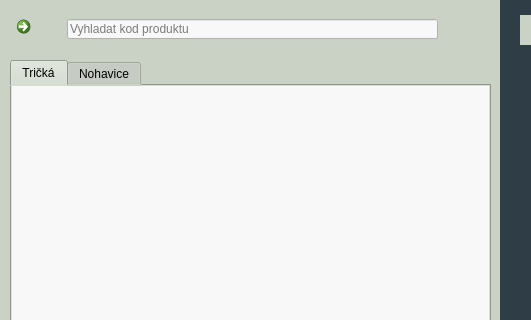
Before: the Qt Designer form source/code/main.ui in tomas-magat/camels-eshop-infosystem, drawn with Qt 5; both pictures show x 0 to 531 and y 0 to 320 of the 800 by 450 pixel window.
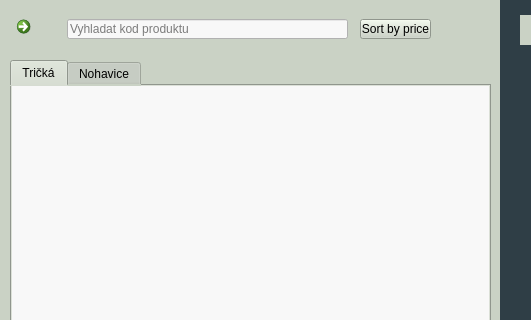
After: the same form once the commit is applied. The open tabs and pages were chosen to show the change. Icons and pictures are not drawn.

Commit message: add sort_by_price button to portal

```diff
--- a/source/code/main.ui
+++ b/source/code/main.ui
@@ -150,7 +150,7 @@
                <rect>
                 <x>12</x>
                 <y>10</y>
-                <width>371</width>
+                <width>281</width>
                 <height>20</height>
                </rect>
               </property>
@@ -194,6 +194,29 @@
                </size>
               </property>
              </widget>
+             <widget class="QPushButton" name="pushButton_4">
+              <property name="geometry">
+               <rect>
+                <x>305</x>
+                <y>10</y>
+                <width>71</width>
+                <height>20</height>
+               </rect>
+              </property>
+              <property name="text">
+               <string>Sort by price</string>
+              </property>
+              <property name="icon">
+               <iconset>
+                <normaloff>../../assets/icons/up_down_arrow.png</normaloff>../../assets/icons/up_down_arrow.png</iconset>
+              </property>
+              <property name="iconSize">
+               <size>
+                <width>12</width>
+                <height>12</height>
+               </size>
+              </property>
+             </widget>
             </widget>
            </item>
           </layout>
```
Left out of the diff: 44 changed lines with no effect on the pictures. The commit also changes 1 other file.
